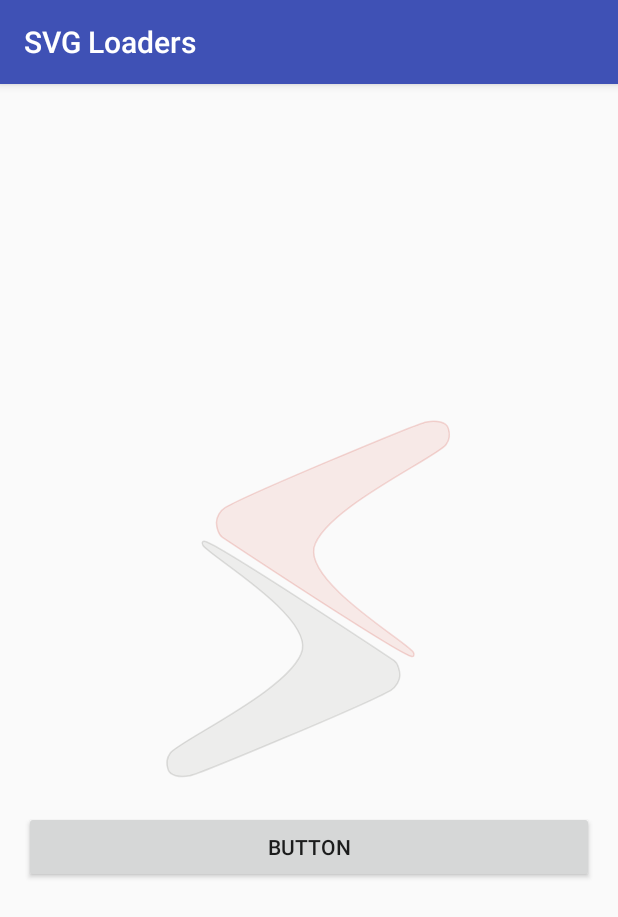
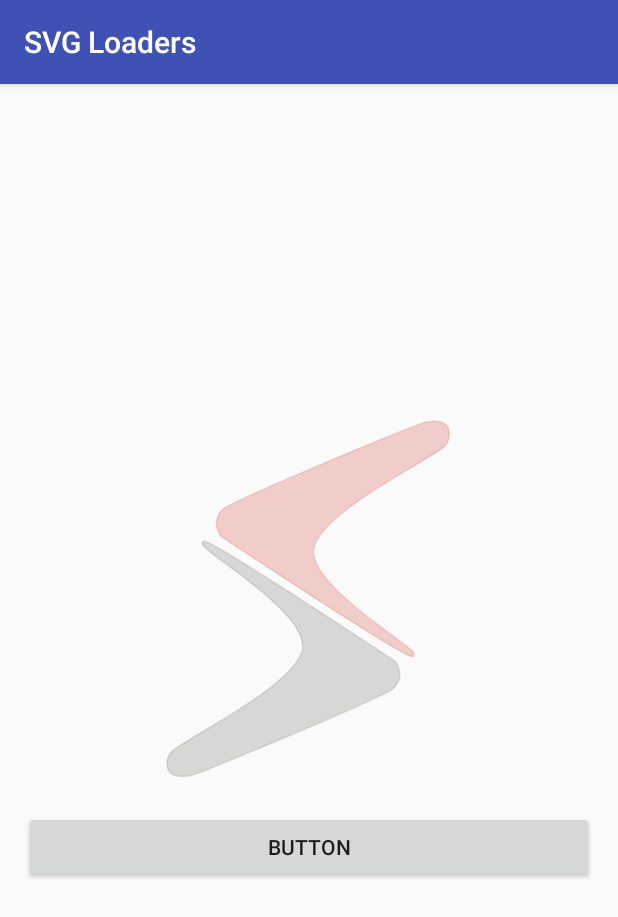
Before and after one commit to agrawalsuneet/SVGLoadersPack-Android, an Android app: the screen it shows after launch (MainActivity), after a tap on "BUTTON", on a phone screen of 412 x 824 dp. Shown: the top 917 px of the screen. Run offline under Robolectric (Android 15) with nearby library versions, the phone set to English and light mode, and no system bars.

Commit message:
smoothen color fill animation

```diff
--- a/app/src/main/res/layout/activity_main.xml
+++ b/app/src/main/res/layout/activity_main.xml
@@ -13,7 +13,7 @@
         android:layout_width="250dp"
         android:layout_height="250dp"
         app:svgloader_fillColorsArray="@array/shotang_logo_colors"
-        app:svgloader_fillTime="5000"
+        app:svgloader_fillTime="2000"
         app:svgloader_interpolator="@android:anim/decelerate_interpolator"
         app:svgloader_markerLength="10dp"
         app:svgloader_residueColorsArray="@array/shotang_logo_residue_colors"
--- a/svgloaderspack/src/main/java/com/agrawalsuneet/svgloaderspack/loaders/SVGLoader.kt
+++ b/svgloaderspack/src/main/java/com/agrawalsuneet/svgloaderspack/loaders/SVGLoader.kt
@@ -45,26 +45,19 @@ class SVGLoader : View, LoaderContract {
     private var aspectRatioWidth = 1f
     private var aspectRatioHeight = 1f
 
-    private var mFillPaint: Paint? = null
-
-
     private var mWidth: Int = 0
     private var mHeight: Int = 0
     private var animStartTime: Long = 0
 
 
-    constructor(context: Context) : super(context) {
-        initPaints()
-    }
+    constructor(context: Context) : super(context)
 
     constructor(context: Context, attrs: AttributeSet) : super(context, attrs) {
         initAttributes(attrs)
-        initPaints()
     }
 
     constructor(context: Context, attrs: AttributeSet, defStyle: Int) : super(context, attrs, defStyle) {
         initAttributes(attrs)
-        initPaints()
     }
 
     override fun initAttributes(attrs: AttributeSet) {
@@ -120,16 +113,6 @@ class SVGLoader : View, LoaderContract {
         return colors
     }
 
-    private fun initPaints() {
-
-
-        mFillPaint = Paint()
-        mFillPaint!!.isAntiAlias = true
-        mFillPaint!!.style = Paint.Style.FILL
-
-
-    }
-
     override fun onSizeChanged(w: Int, h: Int, oldw: Int, oldh: Int) {
         super.onSizeChanged(w, h, oldw, oldh)
         mWidth = w
@@ -159,10 +142,6 @@ class SVGLoader : View, LoaderContract {
 
         super.onMeasure(View.MeasureSpec.makeMeasureSpec(width, View.MeasureSpec.EXACTLY),
                 View.MeasureSpec.makeMeasureSpec(height, View.MeasureSpec.EXACTLY))
-    }
-
-    private fun constrain(min: Float, max: Float, v: Float): Float {
-        return Math.max(min, Math.min(max, v))
     }
 
     @SuppressLint("DrawAllocation")
@@ -199,16 +178,20 @@ class SVGLoader : View, LoaderContract {
             //start filling the shapes
             val timeAfterShapesDrawn = timeDiff - timePerShape
 
+            val fillPaint = Paint()
+            fillPaint.isAntiAlias = true
+            fillPaint.style = Paint.Style.FILL
+
             //fill the colors
             val currentPhase = constrain(0f, 1f, timeAfterShapesDrawn / fillTime)
             for (i in shapeDataArray.indices) {
                 val fillColor = fillColorsArray[i]
-                val a = (currentPhase * (Color.alpha(fillColor).toFloat() / 255.toFloat()) * 255f).toInt()
-                val r = Color.red(fillColor)
-                val g = Color.green(fillColor)
-                val b = Color.blue(fillColor)
-                mFillPaint!!.setARGB(a, r, g, b)
-                canvas.drawPath(shapeDataArray[i]!!.path, mFillPaint!!)
+                val alpha = (currentPhase * Color.alpha(fillColor)).toInt()
+                val red = Color.red(fillColor)
+                val green = Color.green(fillColor)
+                val blue = Color.blue(fillColor)
+                fillPaint.setARGB(alpha, red, green, blue)
+                canvas.drawPath(shapeDataArray[i]!!.path, fillPaint)
             }
 
             if (timeDiff > timePerShape + fillTime) {
@@ -223,6 +206,10 @@ class SVGLoader : View, LoaderContract {
         ViewCompat.postInvalidateOnAnimation(this)
     }
 
+    private fun constrain(min: Float, max: Float, v: Float): Float {
+        return Math.max(min, Math.min(max, v))
+    }
+
     fun rebuildShapeData() {
 
         val X = mWidth / viewportWidth
@@ -232,7 +219,7 @@ class SVGLoader : View, LoaderContract {
         val outerRect = RectF(X, X, Y, Y)
         scaleMatrix.setScale(X, Y, outerRect.centerX(), outerRect.centerY())
 
-        shapeDataArray = arrayOfNulls<ShapeData>(shapesStringArray.size)
+        shapeDataArray = arrayOfNulls(shapesStringArray.size)
         for (i in shapesStringArray.indices) {
             shapeDataArray[i] = ShapeData()
             try {
```
Also changed, not shown: 290 other files.
